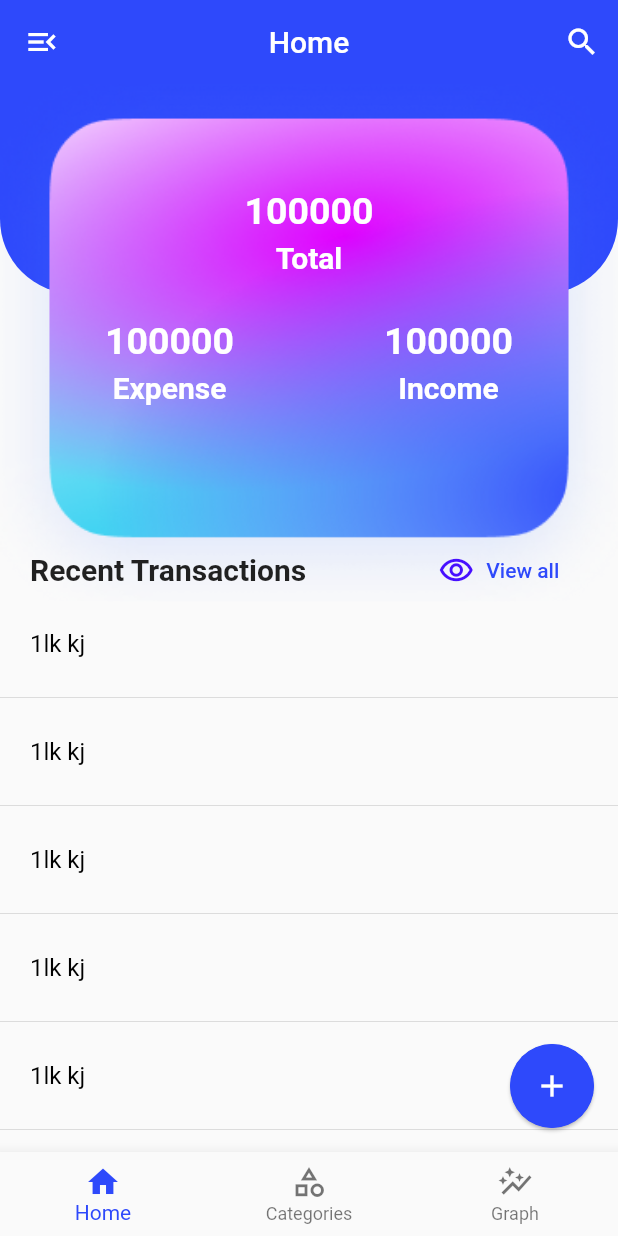
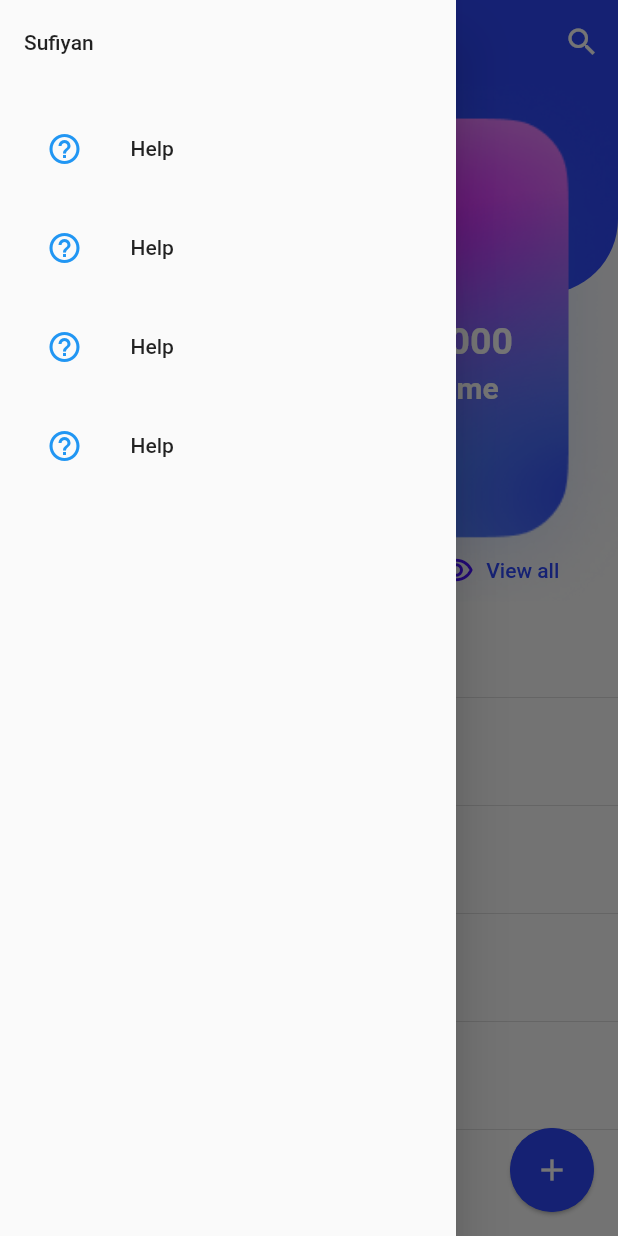
Before and after one commit to sufiyansakkeer/Money-Tracker, a Flutter app: the HomeScreen screen opened directly, with the side drawer open (before the commit the screen has no drawer), on a phone screen of 412 x 824 dp. Run offline on Flutter 3.47's test engine with Material 2 defaults, Android fonts, the phone set to English and light mode, and no system bars; our stand-ins replace rive.

Commit message:
fixed the bottom navigation bar

```diff
--- a/lib/screens/home_screen.dart
+++ b/lib/home/home_screen.dart
@@ -1,7 +1,12 @@
 import 'package:animations/animations.dart';
 import 'package:flutter/material.dart';
-import 'package:money_track/widgets/floating_action_button.dart';
-import 'package:money_track/widgets/transaction_list.dart';
+import 'package:money_track/home/widgets/navigation_drawer.dart';
+import 'package:money_track/home/widgets/floating_action_button.dart';
+import 'package:money_track/widgets/show_custom_dailogue.dart';
+import 'package:money_track/home/widgets/transaction_list.dart';
+import 'package:rive/rive.dart';
+
+import '../widgets/animated_button.dart';
 
 class HomeScreen extends StatefulWidget {
   const HomeScreen({super.key});
@@ -11,15 +16,16 @@ class HomeScreen extends StatefulWidget {
 }
 
 class _HomeScreenState extends State<HomeScreen> {
-  final transitionType = ContainerTransitionType.fade;
+  var scaffoldKey = GlobalKey<ScaffoldState>();
   int? totalAmount = 100000;
-  var blueclr = const Color(0xFF2E49FB);
   @override
   Widget build(BuildContext context) {
     return Scaffold(
       appBar: AppBar(
         leading: IconButton(
-          onPressed: (() {}),
+          onPressed: (() {
+            scaffoldKey.currentState?.openDrawer();
+          }),
           icon: const Icon(
             Icons.menu_open,
           ),
@@ -38,6 +44,7 @@ class _HomeScreenState extends State<HomeScreen> {
           ),
         ],
       ),
+      drawer: NavigationDrawer(),
       body: Column(
         children: [
           Stack(
@@ -210,7 +217,30 @@ class _HomeScreenState extends State<HomeScreen> {
               width: double.infinity,
               child: TransactionList(),
             ),
-          )
+          ),
+          // AnimatedBtn(
+          //   btnAnimationController: _btnAnimationController,
+          //   press: () {
+          //     _btnAnimationController.isActive = true;
+
+          //     Future.delayed(
+          //       const Duration(milliseconds: 800),
+          //       () {
+          //         setState(() {
+          //           isShowSignInDialog = true;
+          //         });
+          //         showCustomDialog(
+          //           context,
+          //           onValue: (_) {
+          //             setState(() {
+          //               isShowSignInDialog = false;
+          //             });
+          //           },
+          //         );
+          //       },
+          //     );
+          //   },
+          // ),
           // Container(
           //   width: double.infinity,
           //   child: ListView(
@@ -220,30 +250,6 @@ class _HomeScreenState extends State<HomeScreen> {
         ],
       ),
       floatingActionButton: CustomFABWidget(),
-      bottomNavigationBar: BottomNavigationBar(
-        currentIndex: 0,
-        items: const [
-          BottomNavigationBarItem(
-              icon: Icon(
-                Icons.home,
-              ),
-              label: 'Home',
-              backgroundColor: Colors.white),
-          BottomNavigationBarItem(
-            icon: Icon(
-              Icons.category_outlined,
-            ),
-            label: 'Categories',
-            backgroundColor: Color(0xFF470FFF),
-          ),
-          BottomNavigationBarItem(
-              icon: Icon(
-                Icons.auto_graph_outlined,
-              ),
-              label: 'Graph',
-              backgroundColor: Colors.white),
-        ],
-      ),
     );
   }
 }
--- a/lib/widgets/floating_action_button.dart
+++ b/lib/home/widgets/floating_action_button.dart
@@ -1,7 +1,7 @@
 import 'package:animations/animations.dart';
 import 'package:flutter/material.dart';
-import 'package:money_track/screens/splash_screen.dart';
-import 'package:money_track/widgets/add_screen.dart';
+
+import 'package:money_track/home/widgets/add_screen.dart';
 
 const double fabSize = 56;
 
@@ -12,7 +12,7 @@ class CustomFABWidget extends StatelessWidget {
 
   @override
   Widget build(BuildContext context) => OpenContainer(
-        transitionDuration: const Duration(milliseconds: 700),
+        transitionDuration: const Duration(milliseconds: 500),
         openBuilder: (context, _) => AddTransaction(),
         closedShape: const CircleBorder(),
         closedColor: Theme.of(context).primaryColor,
--- /dev/null
+++ b/lib/home/widgets/navigation_drawer.dart
@@ -0,0 +1,90 @@
+import 'package:flutter/material.dart';
+
+var nameOfTheUser = 'Sufiyan';
+
+class NavigationDrawer extends StatelessWidget {
+  const NavigationDrawer({super.key});
+
+  @override
+  Widget build(BuildContext context) => Container(
+        decoration: const BoxDecoration(
+          // color: Color(0xFF2E49FB),
+          borderRadius: BorderRadius.only(
+            topLeft: Radius.circular(50),
+            bottomRight: Radius.circular(50),
+          ),
+        ),
+        child: Drawer(
+          child: SingleChildScrollView(
+            child: Column(
+              children: <Widget>[
+                buildHeader(
+                  context,
+                ),
+                buildMenuItems(
+                  context,
+                ),
+              ],
+            ),
+          ),
+        ),
+      );
+  Widget buildHeader(
+    BuildContext context,
+  ) =>
+      SafeArea(
+        child: Column(
+          children: [
+            ListTile(
+              title: Text(
+                '$nameOfTheUser',
+              ),
+            )
+          ],
+        ),
+      );
+  Widget buildMenuItems(BuildContext context) => Container(
+        padding: EdgeInsets.all(15),
+        child: Wrap(
+          runSpacing: 10,
+          children: [
+            ListTile(
+              title: Text(
+                'Help',
+              ),
+              leading: Icon(
+                Icons.help_outline,
+                color: Colors.blue,
+              ),
+            ),
+            ListTile(
+              title: Text(
+                'Help',
+              ),
+              leading: Icon(
+                Icons.help_outline,
+                color: Colors.blue,
+              ),
+            ),
+            ListTile(
+              title: Text(
+                'Help',
+              ),
+              leading: Icon(
+                Icons.help_outline,
+                color: Colors.blue,
+              ),
+            ),
+            ListTile(
+              title: Text(
+                'Help',
+              ),
+              leading: Icon(
+                Icons.help_outline,
+                color: Colors.blue,
+              ),
+            ),
+          ],
+        ),
+      );
+}
--- a/lib/main.dart
+++ b/lib/main.dart
@@ -1,6 +1,7 @@
 import 'package:flutter/material.dart';
 import 'package:money_track/profile/profile_page.dart';
-import 'package:money_track/screens/home_screen.dart';
+import 'package:money_track/home/home_screen.dart';
+import 'package:money_track/screens/root_page.dart';
 
 void main() {
   runApp(
@@ -40,7 +41,7 @@ class MoneyTrack extends StatelessWidget {
           const Color(0xFF2E49FB),
         ),
       ),
-      home: const HomeScreen(),
+      home: const RootPage(),
     );
   }
 }
--- /dev/null
+++ b/lib/widgets/show_custom_dailogue.dart
@@ -0,0 +1,5 @@
+import 'package:flutter/material.dart';
+
+// void ShowCustomDailogue(){
+//   showGeneralDialog(context: context, pageBuilder: pageBuilder)
+// }
```
Also changed, not shown: lib/categories/transaction_categories.dart (added, +16 -0 lines), lib/graph/transaction_graph.dart (added, +18 -0 lines), lib/home/widgets/transaction_list.dart (renamed from lib/widgets/transaction_list.dart, +25 -13 lines), lib/screens/root_page.dart (added, +104 -0 lines), lib/widgets/animated_button.dart (added, +49 -0 lines), pubspec.yaml (+2 -6 lines), assets/images/lf30_editor_bwrnwosd.gif (added), lib/home/widgets/add_screen.dart (renamed from lib/widgets/add_screen.dart), lib/home/widgets/search_widget.dart (added), pubspec.lock, 5 other files.
